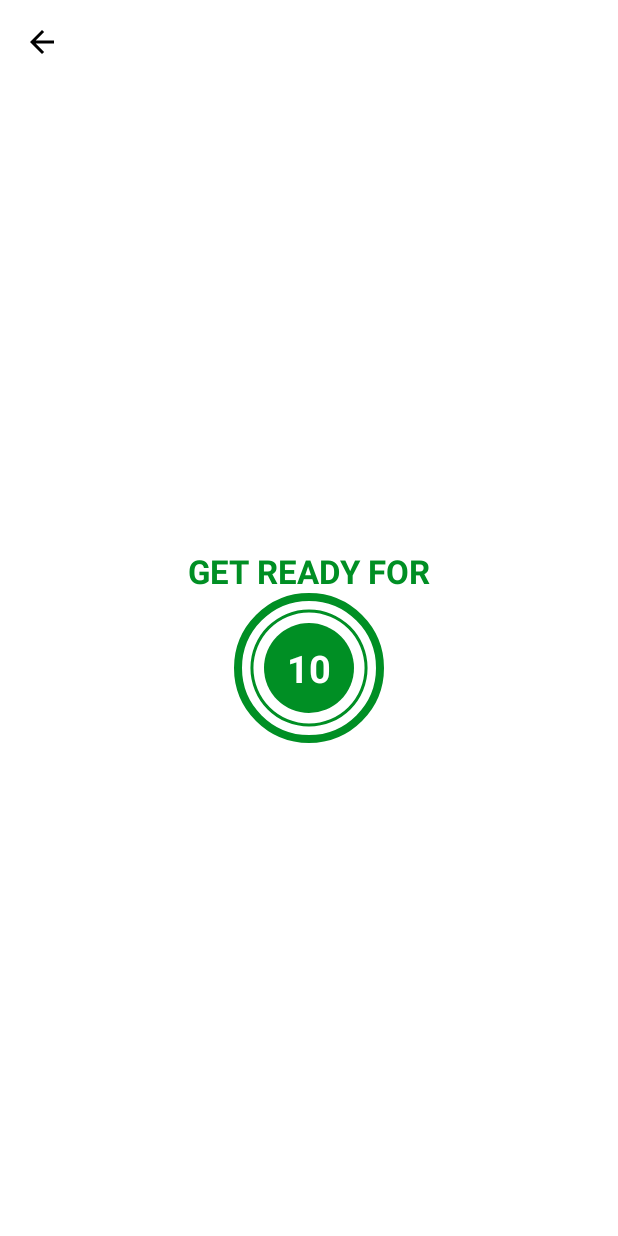
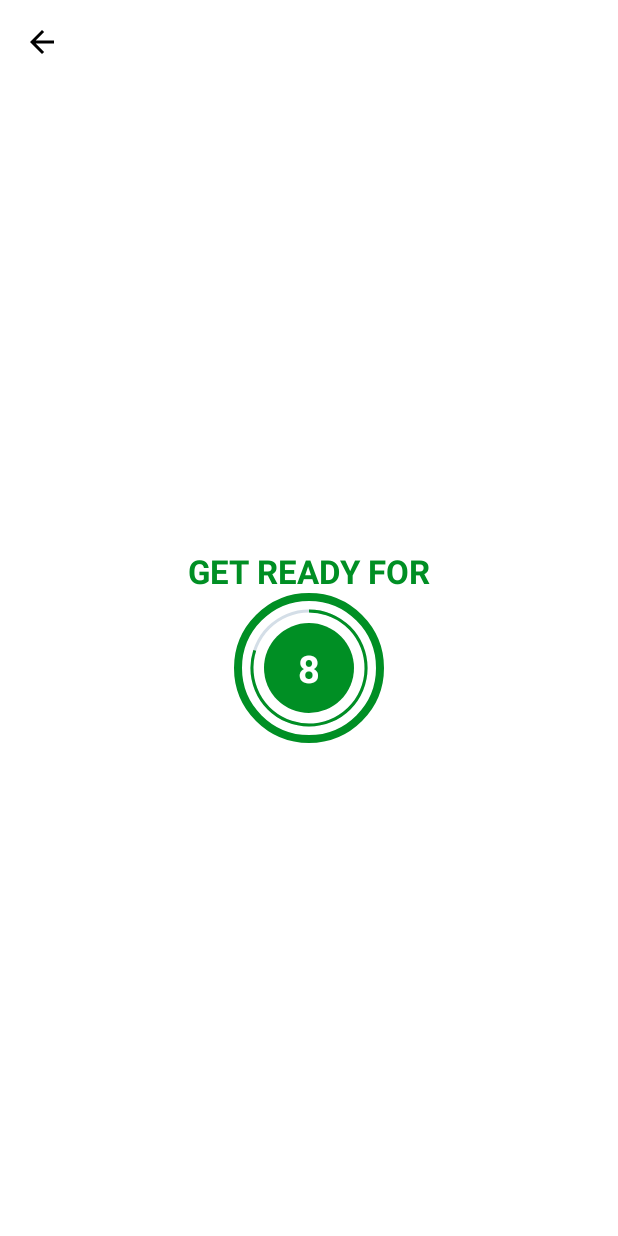
Before and after one commit to IsikParlar/7MinutesWorkout, an Android app: the ExerciseActivity screen opened directly, with no data from a screen before it, on a phone screen of 412 x 824 dp. Run offline under Robolectric (Android 15) with nearby library versions, the phone set to English and light mode, and no system bars.

Commit message:
Exercise types added

```diff
--- /dev/null
+++ b/app/src/main/java/com/example/a7minutesworkout/Constants.kt
@@ -0,0 +1,110 @@
+package com.example.a7minutesworkout
+
+object Constants {
+    fun defaultExerciseList(): ArrayList<ExerciseModel>{
+        val exerciseList = ArrayList<ExerciseModel>()
+        val jumpingJacks = ExerciseModel(
+            1,
+            "Jumping Jacks",
+            R.drawable.ic_jumping_jacks,
+            false,
+            false
+        )
+        exerciseList.add(jumpingJacks)
+
+        val wallSit = ExerciseModel(
+            2,
+            "Wall Sit",
+            R.drawable.ic_wall_sit,
+            false,
+            false)
+        exerciseList.add(wallSit)
+
+        val pushUp = ExerciseModel(
+            3,
+            "Push Up",
+            R.drawable.ic_push_up,
+            false,
+            false)
+        exerciseList.add(pushUp)
+
+        val abdominalCrunch =
+            ExerciseModel(
+                4,
+                "Abdominal Crunch",
+                R.drawable.ic_abdominal_crunch,
+                false,
+                false)
+        exerciseList.add(abdominalCrunch)
+
+        val stepUpOnChair =
+            ExerciseModel(
+                5,
+                "Step-Up onto Chair",
+                R.drawable.ic_step_up_onto_chair,
+                false,
+                false
+            )
+        exerciseList.add(stepUpOnChair)
+
+        val squat = ExerciseModel(
+            6, "Squat",
+            R.drawable.ic_squat,
+            false,
+            false)
+        exerciseList.add(squat)
+
+        val tricepDipOnChair =
+            ExerciseModel(
+                7,
+                "Tricep Dip On Chair",
+                R.drawable.ic_triceps_dip_on_chair,
+                false,
+                false
+            )
+        exerciseList.add(tricepDipOnChair)
+
+        val plank = ExerciseModel(
+            8, "Plank",
+            R.drawable.ic_plank,
+            false,
+            false)
+        exerciseList.add(plank)
+
+        val highKneesRunningInPlace =
+            ExerciseModel(
+                9, "High Knees Running In Place",
+                R.drawable.ic_high_knees_running_in_place,
+                false,
+                false
+            )
+        exerciseList.add(highKneesRunningInPlace)
+
+        val lunges = ExerciseModel(
+            10, "Lunges",
+            R.drawable.ic_lunge,
+            false,
+            false)
+        exerciseList.add(lunges)
+
+        val pushupAndRotation =
+            ExerciseModel(
+                11,
+                "Push up and Rotation",
+                R.drawable.ic_push_up_and_rotation,
+                false,
+                false
+            )
+        exerciseList.add(pushupAndRotation)
+
+        val sidePlank = ExerciseModel(
+            12,
+            "Side Plank",
+            R.drawable.ic_side_plank,
+            false,
+            false)
+        exerciseList.add(sidePlank)
+
+        return exerciseList
+    }
+}
--- a/app/src/main/java/com/example/a7minutesworkout/ExerciseActivity.kt
+++ b/app/src/main/java/com/example/a7minutesworkout/ExerciseActivity.kt
@@ -1,11 +1,21 @@
 package com.example.a7minutesworkout
 
+import android.content.Intent
 import androidx.appcompat.app.AppCompatActivity
 import android.os.Bundle
+import android.os.CountDownTimer
+import android.view.View
+import android.widget.Toast
 import com.example.a7minutesworkout.databinding.ActivityExerciseBinding
 
 class ExerciseActivity : AppCompatActivity() {
-    private var binding:ActivityExerciseBinding? = null
+    private var binding: ActivityExerciseBinding? = null
+    private var restTimer: CountDownTimer? = null
+    private var restProgress = 0
+    private var exerciseTimer: CountDownTimer? = null
+    private var exerciseProgress = 0
+    private var exerciseList : ArrayList<ExerciseModel>? = null
+    private var currentExercisePosition = -1
 
     override fun onCreate(savedInstanceState: Bundle?) {
         super.onCreate(savedInstanceState)
@@ -14,11 +24,103 @@ class ExerciseActivity : AppCompatActivity() {
         setContentView(binding?.root)
         setSupportActionBar(binding?.toolbarExercise)
 
-        if (supportActionBar != null){
+        if (supportActionBar != null) {
             supportActionBar?.setDisplayHomeAsUpEnabled(true)
         }
+
+        exerciseList = Constants.defaultExerciseList()
+
         binding?.toolbarExercise?.setNavigationOnClickListener {
             onBackPressed()
         }
+
+        setupRestView()
     }
+
+    private fun setupExerciseView() {
+        binding?.flRestView?.visibility = View.INVISIBLE
+        binding?.tvTitle?.visibility = View.INVISIBLE
+        binding?.tvExerciseName?.visibility = View.VISIBLE
+        binding?.flExerciseView?.visibility = View.VISIBLE
+        binding?.ivImage?.visibility = View.VISIBLE
+
+        if (exerciseTimer != null) {
+            exerciseTimer?.cancel()
+            exerciseProgress = 0
+        }
+        binding?.ivImage?.setImageResource(exerciseList!![currentExercisePosition].getImage())
+        binding?.tvExerciseName?.text=exerciseList!![currentExercisePosition].getName()
+
+        setExerciseProgressBar()
+    }
+
+    private fun setupRestView() {
+        binding?.flRestView?.visibility = View.VISIBLE
+        binding?.tvTitle?.visibility = View.VISIBLE
+        binding?.tvExerciseName?.visibility = View.INVISIBLE
+        binding?.flExerciseView?.visibility = View.INVISIBLE
+        binding?.ivImage?.visibility = View.INVISIBLE
+
+        if (restTimer != null) {
+            restTimer?.cancel()
+            restProgress = 0
+        }
+        setRestProgressBar()
+    }
+
+    private fun setRestProgressBar() {
+        binding?.progressBar?.progress = restProgress
+        restTimer = object : CountDownTimer(10000, 1000) {
+
+            override fun onTick(p0: Long) {
+                restProgress++
+                binding?.progressBar?.progress = 10 - restProgress
+                binding?.tvTimer?.text = (10 - restProgress).toString()
+            }
+
+            override fun onFinish() {
+                currentExercisePosition++
+                setupExerciseView()
+            }
+        }.start()
+    }
+
+    private fun setExerciseProgressBar() {
+        binding?.progressBarExercise?.progress = exerciseProgress
+        exerciseTimer = object : CountDownTimer(30000, 1000) {
+
+            override fun onTick(p0: Long) {
+                exerciseProgress++
+                binding?.progressBarExercise?.progress = 10 - exerciseProgress
+                binding?.tvTimerExercise?.text = (10 - exerciseProgress).toString()
+            }
+
+            override fun onFinish() {
+                if (currentExercisePosition <exerciseList?.size!!-1){
+                    setupRestView()
+                }
+                else{
+                    Toast.makeText(this@ExerciseActivity,
+                    "Congratulations! You have completed the 7 minutes workout",
+                    Toast.LENGTH_LONG
+                    ).show()
+                }
+            }
+        }.start()
+    }
+
+    override fun onDestroy() {
+        super.onDestroy()
+
+        if (restTimer != null) {
+            restTimer?.cancel()
+            restProgress = 0
+        }
+        if (exerciseTimer != null) {
+            exerciseTimer?.cancel()
+            exerciseProgress = 0
+        }
+        binding = null
+    }
+
 }
--- /dev/null
+++ b/app/src/main/java/com/example/a7minutesworkout/ExerciseModel.kt
@@ -0,0 +1,49 @@
+package com.example.a7minutesworkout
+
+class ExerciseModel(
+    private var id: Int,
+    private var name: String,
+    private var image: Int,
+    private var isCompleted: Boolean,
+    private var isSelected: Boolean
+) {
+    fun getId(): Int {
+        return id
+    }
+
+    fun setId(id: Int) {
+        this.id = id
+    }
+
+    fun getName(): String {
+        return name
+    }
+
+    fun setName(name: String) {
+        this.name = name
+    }
+
+    fun getImage(): Int {
+        return image
+    }
+
+    fun setImage(image: Int) {
+        this.image = image
+    }
+
+    fun getIsCompleted(): Boolean {
+        return isCompleted
+    }
+
+    fun setIsCompleted(isCompleted: Boolean) {
+        this.isCompleted = isCompleted
+    }
+
+    fun getIsSelected(): Boolean {
+        return isSelected
+    }
+
+    fun setIsSelected(isSelected: Boolean) {
+        this.isSelected = isSelected
+    }
+}
--- a/app/src/main/res/drawable-v24/circular_progress_gray.xml
+++ b/app/src/main/res/drawable-v24/circular_progress_gray.xml
@@ -5,7 +5,7 @@
             android:innerRadiusRatio="2.7"
             android:shape="ring"
             android:thicknessRatio="50.0"
-            android:useLevel="true"
+            android:useLevel="false"
             >
             <solid
                 android:color="#d4dee7"/>
--- a/app/src/main/res/layout/activity_exercise.xml
+++ b/app/src/main/res/layout/activity_exercise.xml
@@ -23,12 +23,12 @@
         android:textSize="22sp"
         android:textColor="@color/colorAccent"
         android:textStyle="bold"
-        app:layout_constraintBottom_toTopOf="@id/flProgressBar"
+        app:layout_constraintBottom_toTopOf="@id/flRestView"
         app:layout_constraintEnd_toEndOf="parent"
         app:layout_constraintStart_toStartOf="parent"/>
 
     <FrameLayout
-        android:id="@+id/flProgressBar"
+        android:id="@+id/flRestView"
         android:layout_width="100dp"
         android:layout_height="100dp"
         android:layout_marginTop="10dp"
@@ -72,5 +72,76 @@
 
     </FrameLayout>
 
+    <ImageView
+        android:id="@+id/ivImage"
+        android:layout_width="match_parent"
+        android:layout_height="0dp"
+        android:scaleType="fitXY"
+        android:src="@drawable/ic_jumping_jacks"
+        android:visibility="invisible"
+        app:layout_constraintBottom_toTopOf="@+id/tvExerciseName"
+        app:layout_constraintTop_toBottomOf="@+id/toolbarExercise"/>
+
+    <TextView
+        android:id="@+id/tvExerciseName"
+        android:layout_width="wrap_content"
+        android:layout_height="wrap_content"
+        android:text="ExerciseName"
+        android:textColor="@color/colorAccent"
+        android:textSize="22sp"
+        android:textStyle="bold"
+        android:visibility="gone"
+        app:layout_constraintEnd_toEndOf="parent"
+        app:layout_constraintStart_toStartOf="parent"
+        app:layout_constraintTop_toBottomOf="@+id/ivImage"
+        tools:visibility="visible"/>
+
+    <FrameLayout
+        android:id="@+id/flExerciseView"
+        android:layout_width="100dp"
+        android:layout_height="100dp"
+        android:layout_marginTop="10dp"
+        tools:visibility="visible"
+        android:visibility="gone"
+        android:background="@drawable/item_circular_color_accent_border"
+        app:layout_constraintBottom_toBottomOf="parent"
+        app:layout_constraintEnd_toEndOf="parent"
+        app:layout_constraintStart_toStartOf="parent"
+        app:layout_constraintTop_toBottomOf="@id/tvExerciseName">
+
+        <ProgressBar
+            android:id="@+id/progressBarExercise"
+            style="?android:attr/progressBarStyleHorizontal"
+            android:layout_width="100dp"
+            android:layout_height="100dp"
+            android:layout_gravity="center"
+            android:background="@drawable/circular_progress_gray"
+            android:progressDrawable="@drawable/circular_progress_bar"
+            android:indeterminate="false"
+            android:max="30"
+            android:progress="300"
+            android:rotation="-90"/>
+
+        <LinearLayout
+            android:layout_width="60dp"
+            android:layout_height="60dp"
+            android:layout_gravity="center"
+            android:background="@drawable/item_circular_color_accent_background"
+            android:gravity="center">
+
+            <TextView
+                android:id="@+id/tvTimerExercise"
+                android:layout_width="wrap_content"
+                android:layout_height="wrap_content"
+                android:textSize="25sp"
+                android:textColor="#FFFFFF"
+                android:textStyle="bold"
+                android:text="30"/>
+
+        </LinearLayout>
+
+
+    </FrameLayout>
+
 
 </androidx.constraintlayout.widget.ConstraintLayout>
```
Also changed, not shown: app/src/main/res/drawable-v24/ic_abdominal_crunch.png (added), app/src/main/res/drawable-v24/ic_high_knees_running_in_place.png (added), app/src/main/res/drawable-v24/ic_jumping_jacks.png (added), app/src/main/res/drawable-v24/ic_lunge.png (added), app/src/main/res/drawable-v24/ic_plank.png (added), app/src/main/res/drawable-v24/ic_push_up.png (added), app/src/main/res/drawable-v24/ic_push_up_and_rotation.png (added), app/src/main/res/drawable-v24/ic_side_plank.png (added), app/src/main/res/drawable-v24/ic_squat.png (added), app/src/main/res/drawable-v24/ic_step_up_onto_chair.png (added), app/src/main/res/drawable-v24/ic_triceps_dip_on_chair.png (added), app/src/main/res/drawable-v24/ic_wall_sit.png (added).
